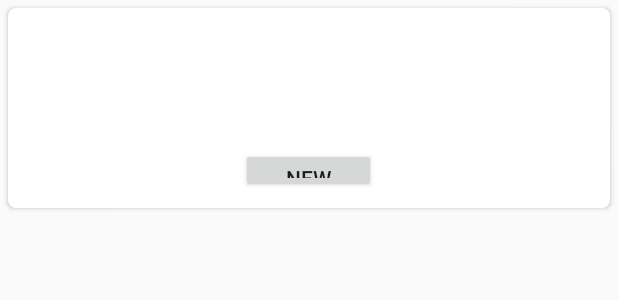
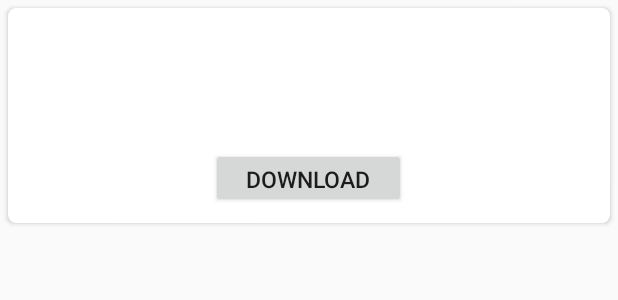
Before and after one commit to mohit-sinha/mPaathshala, an Android app: the layout card_row.xml on its own in the app's theme, with its tools: preview values and no code run, on a phone screen of 412 x 824 dp. Shown: the top 300 px of the screen. Run offline under Robolectric (Android 15) with nearby library versions, the phone set to English and light mode, and no system bars.

Commit message:
permissions added, download manager used

```diff
--- a/app/src/main/AndroidManifest.xml
+++ b/app/src/main/AndroidManifest.xml
@@ -2,7 +2,11 @@
 <manifest xmlns:android="http://schemas.android.com/apk/res/android"
     package="com.example.mohit.mpaathshala">
 
-    <uses-permission android:name="android.permission.INTERNET" />
+
+    <uses-permission android:name="android.permission.WRITE_EXTERNAL_STORAGE"></uses-permission>
+    <uses-permission android:name="android.permission.INTERNET"></uses-permission>
+    <uses-permission android:name="android.permission.ACCESS_NETWORK_STATE"></uses-permission>
+    <uses-permission android:name="android.permission.READ_PHONE_STATE"></uses-permission>
 
     <application
         android:allowBackup="true"
--- a/app/src/main/java/com/example/mohit/mpaathshala/MainActivity.java
+++ b/app/src/main/java/com/example/mohit/mpaathshala/MainActivity.java
@@ -26,6 +26,7 @@ public class MainActivity extends AppCompatActivity {
         super.onCreate(savedInstanceState);
         setContentView(R.layout.activity_main);
         initViews();
+
     }
     private void initViews(){
         recyclerView = (RecyclerView)findViewById(R.id.card_recycler_view);
--- a/app/src/main/res/layout/card_row.xml
+++ b/app/src/main/res/layout/card_row.xml
@@ -33,11 +33,12 @@
 
         <Button
             style="?android:attr/buttonStyleSmall"
-            android:layout_width="90dp"
-            android:layout_height="30dp"
-            android:text="New Button"
+            android:layout_width="130dp"
+            android:layout_height="40dp"
+            android:text="@string/eat"
             android:id="@+id/button"
-            android:layout_gravity="center_horizontal" />
+            android:layout_gravity="center_horizontal"
+            android:textSize="15sp" />
 
     </LinearLayout>
 </android.support.v7.widget.CardView>
--- a/app/src/main/res/values/strings.xml
+++ b/app/src/main/res/values/strings.xml
@@ -1,4 +1,5 @@
 <resources>
     <string name="app_name">mPaathshala</string>
     <string name="download">Download</string>
+    <string name="eat">Download</string>
 </resources>
```
Also changed, not shown: app/src/main/java/com/example/mohit/mpaathshala/DataAdapter.java (+39 -2 lines).
